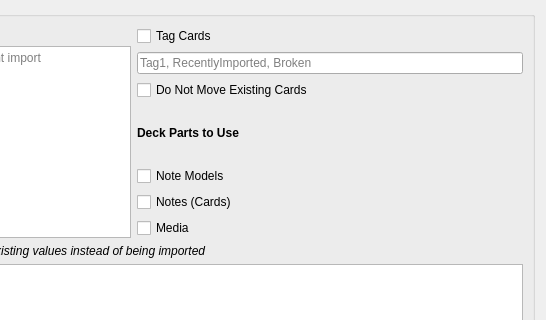
Qt form ui_files/import.ui (Stvad/CrowdAnki) before a commit; both pictures show x 279 to 825 and y 0 to 320 of the 825 by 726 pixel window.
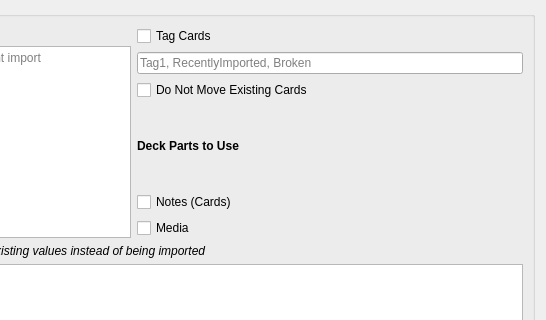
The same form after that commit.

Commit message: Remove Note Model option, for new PR

Patch:
```diff
--- a/ui_files/import.ui
+++ b/ui_files/import.ui
@@ -94,13 +94,6 @@
                     </property>
                    </widget>
                   </item>
-                  <item>
-                   <widget class="QCheckBox" name="cb_note_models">
-                    <property name="text">
-                     <string>Note Models</string>
-                    </property>
-                   </widget>
-                  </item>
                   <item>
                    <widget class="QCheckBox" name="cb_notes">
                     <property name="text">
```
The commit also changes 4 other files.
